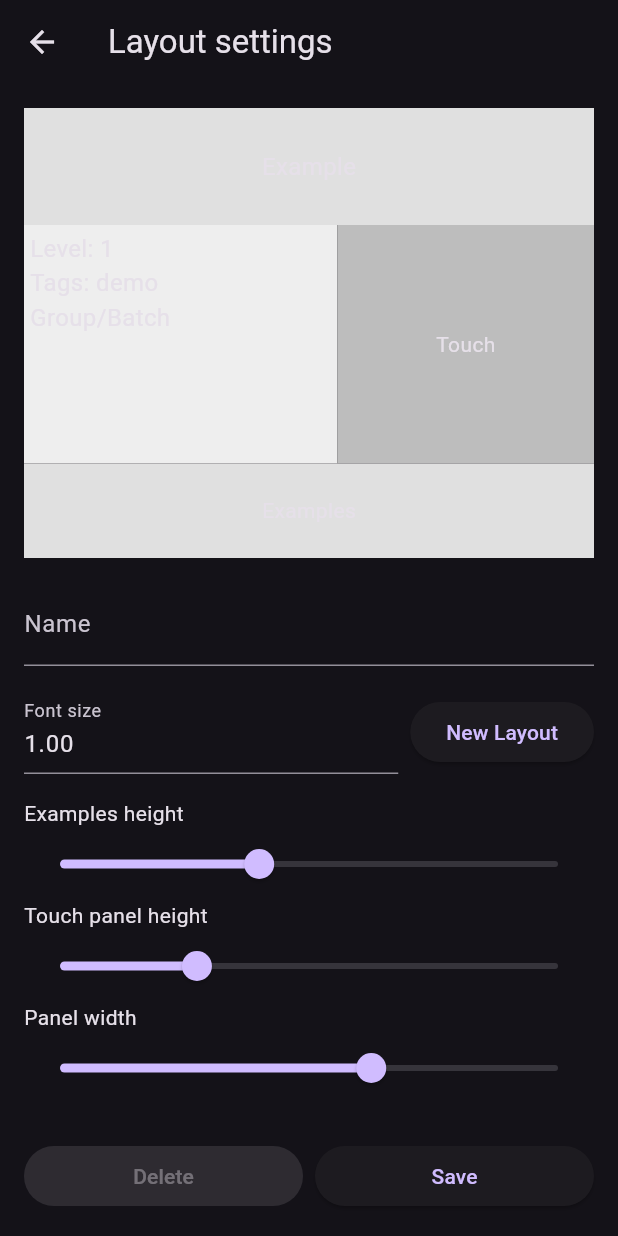
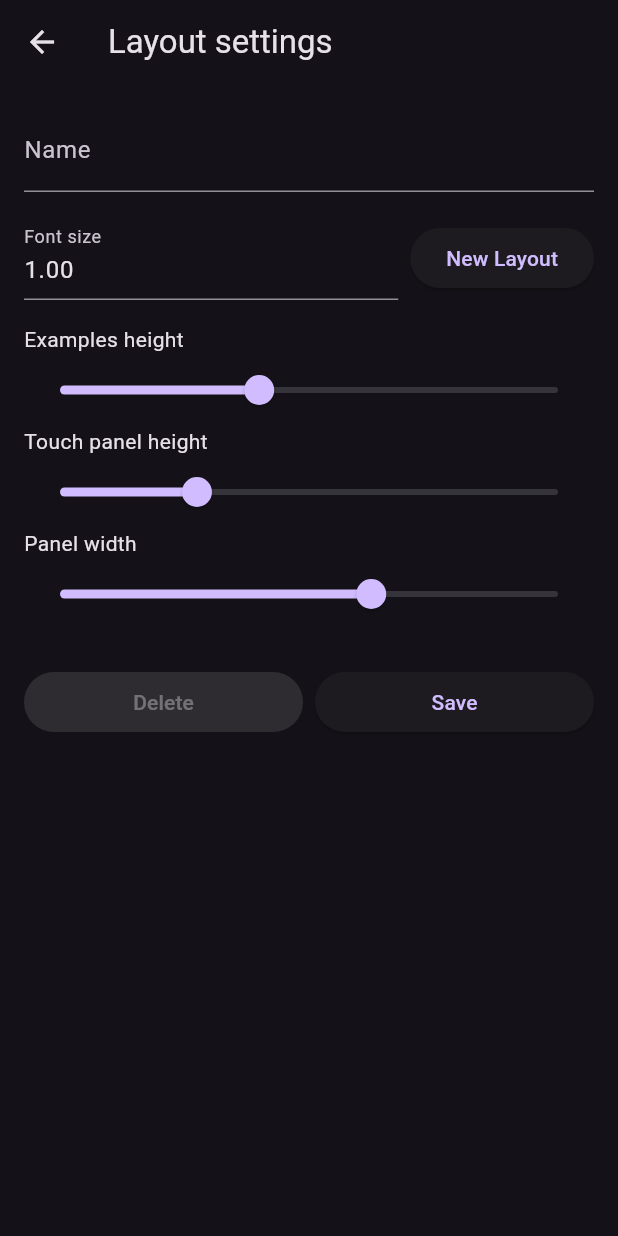
Before and after one commit to EnriqueMoran/hanziapp, a Flutter app: the screen it shows after launch, after a tap on "Ajustes", on a phone screen of 412 x 824 dp. Run offline on Flutter 3.47's test engine with Material 3 defaults, Android fonts, the phone set to English and light mode, and no system bars; our stand-ins replace audioplayers, reorderables; missing offline and left inert: google_mlkit_digital_ink_recognition; network calls fail.

Commit message:
fix: update layout editing and font scaling

```diff
--- a/lib/screens/character_review_screen.dart
+++ b/lib/screens/character_review_screen.dart
@@ -540,9 +540,10 @@ class _CharacterReviewScreenState extends State<CharacterReviewScreen> {
     final drawingHeight = screenH * layout.drawingHeightRatio;
     final contentWidth = screenW - 48;
     final double detailFontSize =
-        DeviceConfig.deviceType == DeviceType.tablet
-            ? UiScale.detailFont * 1.5
-            : UiScale.detailFont;
+        (DeviceConfig.deviceType == DeviceType.tablet
+                ? UiScale.detailFont * 1.5
+                : UiScale.detailFont) *
+            layout.fontScale;
 
     final previewBox = Column(
       mainAxisSize: MainAxisSize.min,
@@ -868,15 +869,6 @@ class _CharacterReviewScreenState extends State<CharacterReviewScreen> {
     );
   }
 
-  Widget _buildBrowserLayout(BuildContext context) =>
-      _buildLayout(context, LayoutConfig.forType(DeviceType.browser));
-
-  Widget _buildTabletLayout(BuildContext context) =>
-      _buildLayout(context, LayoutConfig.forType(DeviceType.tablet));
-
-  Widget _buildSmartphoneLayout(BuildContext context) =>
-      _buildLayout(context, LayoutConfig.forType(DeviceType.smartphone));
-
   @override
   Widget build(BuildContext context) {
     final width = MediaQuery.of(context).size.width;
@@ -887,15 +879,7 @@ class _CharacterReviewScreenState extends State<CharacterReviewScreen> {
     } else {
       DeviceConfig.deviceType = DeviceType.smartphone;
     }
-    switch (DeviceConfig.deviceType) {
-      case DeviceType.tablet:
-        return _buildTabletLayout(context);
-      case DeviceType.smartphone:
-        return _buildSmartphoneLayout(context);
-      case DeviceType.browser:
-      default:
-        return _buildBrowserLayout(context);
-    }
+    return _buildLayout(context, DeviceConfig.layout);
   }
 
   Widget _infoColumn(String recognizedLabel) {
--- a/lib/screens/layout_settings_screen.dart
+++ b/lib/screens/layout_settings_screen.dart
@@ -19,15 +19,6 @@ class _LayoutSettingsScreenState extends State<LayoutSettingsScreen> {
   late double _drawingHeight;
   late double _panelWidth;
   late double _fontScale;
-
-  void _applyLayout() {
-    DeviceConfig.customLayout = LayoutConfig(
-      exampleHeightRatio: _exampleHeight,
-      drawingHeightRatio: _drawingHeight,
-      panelWidthRatio: _panelWidth,
-      fontScale: _fontScale,
-    );
-  }
 
   @override
   void initState() {
@@ -51,7 +42,6 @@ class _LayoutSettingsScreenState extends State<LayoutSettingsScreen> {
       _fontController =
           TextEditingController(text: _fontScale.toStringAsFixed(2));
     }
-    _applyLayout();
   }
 
   void _newLayout() {
@@ -63,7 +53,6 @@ class _LayoutSettingsScreenState extends State<LayoutSettingsScreen> {
       _panelWidth = layout.panelWidthRatio;
       _fontScale = layout.fontScale;
       _fontController.text = _fontScale.toStringAsFixed(2);
-      _applyLayout();
     });
   }
 
@@ -134,16 +123,6 @@ class _LayoutSettingsScreenState extends State<LayoutSettingsScreen> {
           padding: const EdgeInsets.all(16),
           child: ListView(
             children: [
-              SizedBox(
-                height: 300,
-                child: _LayoutPreview(
-                  exampleHeightRatio: _exampleHeight,
-                  drawingHeightRatio: _drawingHeight,
-                  panelWidthRatio: _panelWidth,
-                  fontScale: _fontScale,
-                ),
-              ),
-              const SizedBox(height: 16),
               TextField(
                 controller: _nameController,
                 decoration: const InputDecoration(labelText: 'Name'),
@@ -163,7 +142,6 @@ class _LayoutSettingsScreenState extends State<LayoutSettingsScreen> {
                         if (value != null) {
                           setState(() {
                             _fontScale = value;
-                            _applyLayout();
                           });
                         }
                       },
@@ -184,7 +162,6 @@ class _LayoutSettingsScreenState extends State<LayoutSettingsScreen> {
                 max: 0.5,
                 onChanged: (v) => setState(() {
                   _exampleHeight = v;
-                  _applyLayout();
                 }),
               ),
               const Text('Touch panel height'),
@@ -194,7 +171,6 @@ class _LayoutSettingsScreenState extends State<LayoutSettingsScreen> {
                 max: 0.5,
                 onChanged: (v) => setState(() {
                   _drawingHeight = v;
-                  _applyLayout();
                 }),
               ),
               const Text('Panel width'),
@@ -204,7 +180,6 @@ class _LayoutSettingsScreenState extends State<LayoutSettingsScreen> {
                 max: 0.7,
                 onChanged: (v) => setState(() {
                   _panelWidth = v;
-                  _applyLayout();
                 }),
               ),
               const SizedBox(height: 24),
@@ -234,76 +209,3 @@ class _LayoutSettingsScreenState extends State<LayoutSettingsScreen> {
     );
   }
 }
-
-class _LayoutPreview extends StatelessWidget {
-  final double exampleHeightRatio;
-  final double drawingHeightRatio;
-  final double panelWidthRatio;
-  final double fontScale;
-
-  const _LayoutPreview({
-    required this.exampleHeightRatio,
-    required this.drawingHeightRatio,
-    required this.panelWidthRatio,
-    required this.fontScale,
-  });
-
-  @override
-  Widget build(BuildContext context) {
-    return LayoutBuilder(
-      builder: (context, constraints) {
-        final w = constraints.maxWidth;
-        final h = constraints.maxHeight;
-        final exampleHeight = h * exampleHeightRatio;
-        final drawingHeight = h * drawingHeightRatio;
-        final infoHeight = h - exampleHeight - drawingHeight;
-        final infoWidth = w * panelWidthRatio;
-        final drawWidth = w - infoWidth;
-        final textStyle = TextStyle(fontSize: 16 * fontScale);
-
-        return Column(
-          children: [
-            Container(
-              height: exampleHeight,
-              color: Colors.grey[300],
-              alignment: Alignment.center,
-              child: Text('Example', style: textStyle),
-            ),
-            SizedBox(
-              height: infoHeight,
-              child: Row(
-                children: [
-                  Container(
-                    width: infoWidth,
-                    padding: const EdgeInsets.all(4),
-                    color: Colors.grey[200],
-                    child: Column(
-                      crossAxisAlignment: CrossAxisAlignment.start,
-                      children: [
-                        Text('Level: 1', style: textStyle),
-                        Text('Tags: demo', style: textStyle),
-                        Text('Group/Batch', style: textStyle),
-                      ],
-                    ),
-                  ),
-                  Container(
-                    width: drawWidth,
-                    color: Colors.grey[400],
-                    alignment: Alignment.center,
-                    child: const Text('Touch'),
-                  ),
-                ],
-              ),
-            ),
-            Container(
-              height: drawingHeight,
-              color: Colors.grey[300],
-              alignment: Alignment.center,
-              child: const Text('Examples'),
-            ),
-          ],
-        );
-      },
-    );
-  }
-}
```
